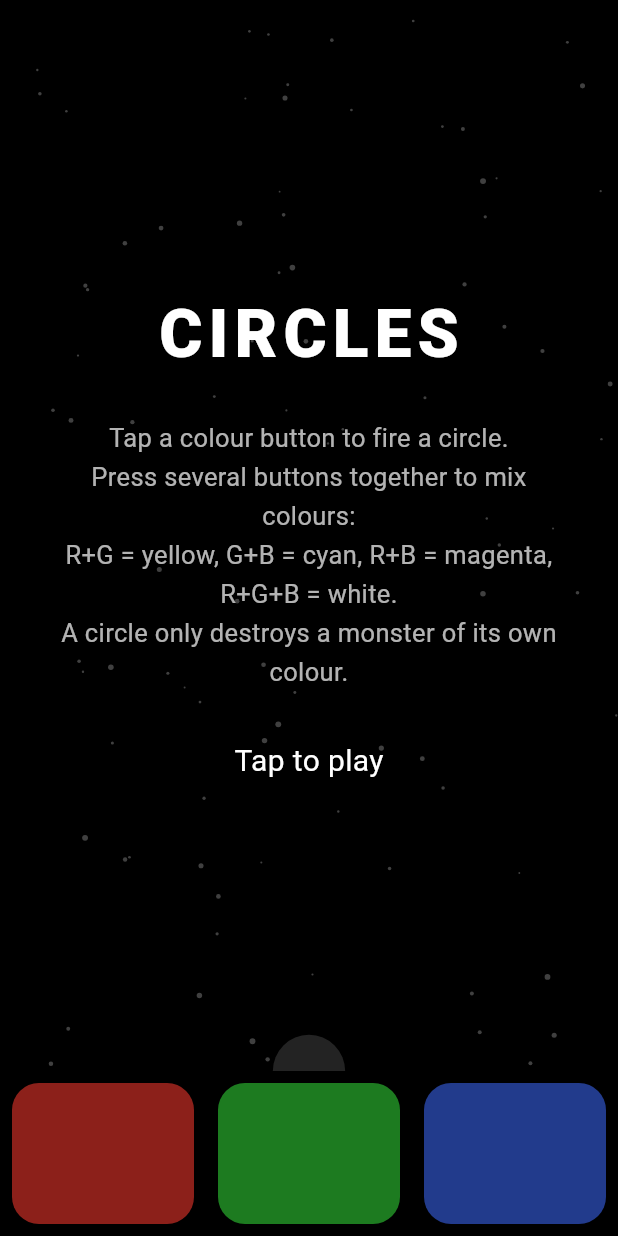
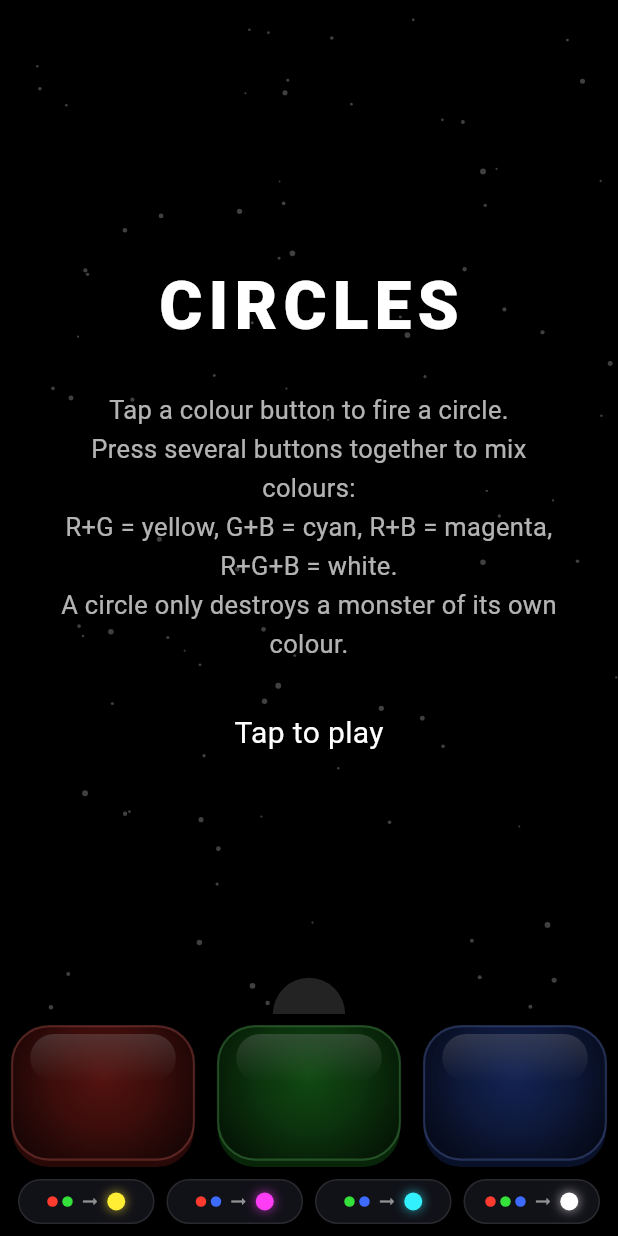
Before and after one commit to miklos-merenyi/rgb_invaders, a Flutter app: the screen it shows after launch, on a phone screen of 412 x 824 dp. Run offline on Flutter 3.47's test engine with Material 3 defaults, Android fonts, the phone set to English and light mode, and no system bars.

Commit message:
Add glossy colour buttons and colour-mix legend
Buttons are now domed 3D keys that sink and glow when pressed, lighting
up in the mixed colour of the chord being held, and dim while a circle
is already on screen. A legend below shows the four mixes (yellow,
magenta, cyan, white) and highlights the one currently held.

Co-Authored-By: Claude Opus 5.5 <noreply@anthropic.com>

```diff
--- /dev/null
+++ b/lib/game/color_pad.dart
@@ -0,0 +1,248 @@
+import 'dart:ui' as ui;
+
+import 'package:flutter/material.dart';
+
+import 'game.dart';
+
+/// A glossy, domed colour button. Lights up in [litColor] (the colour of the
+/// whole chord being held) while pressed.
+class ColorPad extends StatelessWidget {
+  const ColorPad({
+    super.key,
+    required this.mask,
+    required this.pressed,
+    required this.litColor,
+    required this.ready,
+  });
+
+  final int mask;
+  final bool pressed;
+  final Color litColor;
+
+  /// False while a circle is already on screen; the pad dims slightly.
+  final bool ready;
+
+  @override
+  Widget build(BuildContext context) {
+    return TweenAnimationBuilder<double>(
+      tween: Tween(end: pressed ? 1 : 0),
+      duration: const Duration(milliseconds: 70),
+      builder: (context, t, _) => AnimatedOpacity(
+        opacity: ready || pressed ? 1 : 0.55,
+        duration: const Duration(milliseconds: 120),
+        child: CustomPaint(
+          painter: _PadPainter(base: GameColors.of(mask), lit: litColor, t: t),
+          child: const SizedBox.expand(),
+        ),
+      ),
+    );
+  }
+}
+
+class _PadPainter extends CustomPainter {
+  _PadPainter({required this.base, required this.lit, required this.t});
+
+  final Color base;
+  final Color lit;
+
+  /// 0 = raised, 1 = fully pressed.
+  final double t;
+
+  @override
+  void paint(Canvas canvas, Size size) {
+    const inset = 8.0;
+    const depth = 5.0;
+    final press = depth * t;
+    final face = Rect.fromLTWH(
+      inset,
+      inset + press,
+      size.width - 2 * inset,
+      size.height - 2 * inset - depth,
+    );
+    final radius = Radius.circular(face.shortestSide * 0.28);
+    final faceRR = RRect.fromRectAndRadius(face, radius);
+    final color = Color.lerp(base, lit, t)!;
+
+    // Glow when lit.
+    if (t > 0) {
+      canvas.drawRRect(
+        faceRR.inflate(4),
+        Paint()
+          ..color = color.withValues(alpha: 0.55 * t)
+          ..maskFilter = const MaskFilter.blur(BlurStyle.normal, 16),
+      );
+    }
+
+    // Side of the key, visible below the face while raised.
+    final side = RRect.fromRectAndRadius(
+      Rect.fromLTWH(face.left, inset + depth, face.width, face.height),
+      radius,
+    );
+    canvas.drawRRect(
+      side.shift(const Offset(0, 3)),
+      Paint()
+        ..color = Colors.black.withValues(alpha: 0.6)
+        ..maskFilter = const MaskFilter.blur(BlurStyle.normal, 6),
+    );
+    canvas.drawRRect(
+      side,
+      Paint()..color = Color.lerp(Colors.black, base, 0.3)!,
+    );
+
+    // Face: dome gradient peaking in the upper-middle.
+    final peak = Offset(face.center.dx, face.top + face.height * 0.38);
+    final dim = Color.lerp(Colors.black, color, 0.22 + 0.2 * t)!;
+    final mid = Color.lerp(Colors.black, color, 0.6 + 0.35 * t)!;
+    canvas.drawRRect(
+      faceRR,
+      Paint()..shader = ui.Gradient.radial(peak, face.width * 0.62, [mid, dim]),
+    );
+
+    canvas.save();
+    canvas.clipRRect(faceRR);
+
+    // Inner edge shadow gives the face some curvature.
+    canvas.drawRRect(
+      faceRR,
+      Paint()
+        ..shader = ui.Gradient.radial(
+          peak,
+          face.width * 0.75,
+          [Colors.transparent, Colors.black.withValues(alpha: 0.35)],
+          [0.4, 1],
+        ),
+    );
+
+    // Glossy highlight across the top.
+    final gloss = Rect.fromLTWH(
+      face.left + face.width * 0.1,
+      face.top + face.height * 0.06,
+      face.width * 0.8,
+      face.height * 0.36,
+    );
+    canvas.drawRRect(
+      RRect.fromRectAndRadius(gloss, Radius.circular(gloss.height / 2)),
+      Paint()
+        ..shader = ui.Gradient.linear(gloss.topCenter, gloss.bottomCenter, [
+          Colors.white.withValues(alpha: 0.28 + 0.12 * t),
+          Colors.white.withValues(alpha: 0),
+        ]),
+    );
+    canvas.restore();
+
+    // Rim.
+    canvas.drawRRect(
+      faceRR,
+      Paint()
+        ..style = PaintingStyle.stroke
+        ..strokeWidth = 1.5
+        ..color = Color.lerp(
+          color,
+          Colors.white,
+          0.3,
+        )!.withValues(alpha: 0.5 + 0.4 * t),
+    );
+  }
+
+  @override
+  bool shouldRepaint(_PadPainter old) =>
+      old.t != t || old.base != base || old.lit != lit;
+}
+
+/// Shows the four colour mixes under the buttons; the one being held lights up.
+class MixLegend extends StatelessWidget {
+  const MixLegend({super.key, required this.held});
+
+  final int held;
+
+  static const _mixes = [
+    GameColors.red | GameColors.green,
+    GameColors.red | GameColors.blue,
+    GameColors.green | GameColors.blue,
+    GameColors.red | GameColors.green | GameColors.blue,
+  ];
+
+  @override
+  Widget build(BuildContext context) {
+    return Padding(
+      padding: const EdgeInsets.fromLTRB(8, 0, 8, 8),
+      child: Row(
+        children: [
+          for (final mix in _mixes)
+            Expanded(
+              child: _MixChip(
+                mix: mix,
+                lit: held == mix,
+                dim: held != 0 && held != mix,
+              ),
+            ),
+        ],
+      ),
+    );
+  }
+}
+
+class _MixChip extends StatelessWidget {
+  const _MixChip({required this.mix, required this.lit, required this.dim});
+
+  final int mix;
+  final bool lit;
+  final bool dim;
+
+  @override
+  Widget build(BuildContext context) {
+    final result = GameColors.of(mix);
+    final parts = [
+      for (final c in const [GameColors.red, GameColors.green, GameColors.blue])
+        if (mix & c != 0) c,
+    ];
+    return AnimatedContainer(
+      duration: const Duration(milliseconds: 100),
+      margin: const EdgeInsets.symmetric(horizontal: 4),
+      height: 30,
+      decoration: BoxDecoration(
+        color: lit ? result.withValues(alpha: 0.18) : const Color(0xFF111118),
+        borderRadius: BorderRadius.circular(15),
+        border: Border.all(
+          color: lit ? result : Colors.white.withValues(alpha: 0.1),
+          width: lit ? 1.5 : 1,
+        ),
+        boxShadow: lit
+            ? [BoxShadow(color: result.withValues(alpha: 0.5), blurRadius: 12)]
+            : null,
+      ),
+      child: AnimatedOpacity(
+        opacity: dim ? 0.35 : 1,
+        duration: const Duration(milliseconds: 100),
+        child: Row(
+          mainAxisAlignment: MainAxisAlignment.center,
+          children: [
+            for (final p in parts) _dot(GameColors.of(p), 7),
+            const Padding(
+              padding: EdgeInsets.symmetric(horizontal: 3),
+              child: Icon(
+                Icons.arrow_right_alt,
+                size: 14,
+                color: Colors.white54,
+              ),
+            ),
+            _dot(result, 12, glow: true),
+          ],
+        ),
+      ),
+    );
+  }
+
+  Widget _dot(Color color, double size, {bool glow = false}) => Container(
+    width: size,
+    height: size,
+    margin: const EdgeInsets.symmetric(horizontal: 1.5),
+    decoration: BoxDecoration(
+      color: color,
+      shape: BoxShape.circle,
+      boxShadow: glow
+          ? [BoxShadow(color: color.withValues(alpha: 0.7), blurRadius: 6)]
+          : null,
+    ),
+  );
+}
--- a/lib/game/game_screen.dart
+++ b/lib/game/game_screen.dart
@@ -2,6 +2,7 @@ import 'package:flutter/material.dart';
 import 'package:flutter/scheduler.dart';
 
 import 'chord_detector.dart';
+import 'color_pad.dart';
 import 'game.dart';
 import 'game_painter.dart';
 
@@ -146,7 +147,15 @@ class _GameScreenState extends State<GameScreen>
   }
 
   Widget _buildButtons() {
-    return SizedBox(
+    final held = _chords.held;
+    final litColor = GameColors.of(held);
+    return ListenableBuilder(
+      // Rebuilt every frame so the pads dim while a circle is on screen.
+      listenable: _frame,
+      builder: (context, _) => Column(
+        mainAxisSize: MainAxisSize.min,
+        children: [
+          SizedBox(
             height: 110,
             child: Row(
               children: [
@@ -155,30 +164,26 @@ class _GameScreenState extends State<GameScreen>
                   GameColors.green,
                   GameColors.blue,
                 ])
-            Expanded(child: _buildButton(mask)),
+                  Expanded(
+                    child: Listener(
+                      behavior: HitTestBehavior.opaque,
+                      onPointerDown: (e) => _onButtonDown(e, mask),
+                      onPointerUp: _onButtonUp,
+                      onPointerCancel: _onButtonUp,
+                      child: ColorPad(
+                        mask: mask,
+                        pressed: _chords.isHeld(mask),
+                        litColor: litColor,
+                        ready: _game.canFire,
+                      ),
+                    ),
+                  ),
+              ],
+            ),
+          ),
+          MixLegend(held: held),
         ],
       ),
     );
   }
-
-  Widget _buildButton(int mask) {
-    final pressed = _chords.isHeld(mask);
-    final color = GameColors.of(mask);
-    return Listener(
-      onPointerDown: (e) => _onButtonDown(e, mask),
-      onPointerUp: _onButtonUp,
-      onPointerCancel: _onButtonUp,
-      child: AnimatedContainer(
-        duration: const Duration(milliseconds: 60),
-        margin: const EdgeInsets.all(8),
-        decoration: BoxDecoration(
-          color: color.withValues(alpha: pressed ? 0.95 : 0.55),
-          borderRadius: BorderRadius.circular(18),
-          boxShadow: pressed
-              ? [BoxShadow(color: color, blurRadius: 18, spreadRadius: 1)]
-              : null,
-        ),
-      ),
-    );
 }
-}
```
Also changed, not shown: 2 other files. Lines whose indentation alone changed are shown as unchanged.
